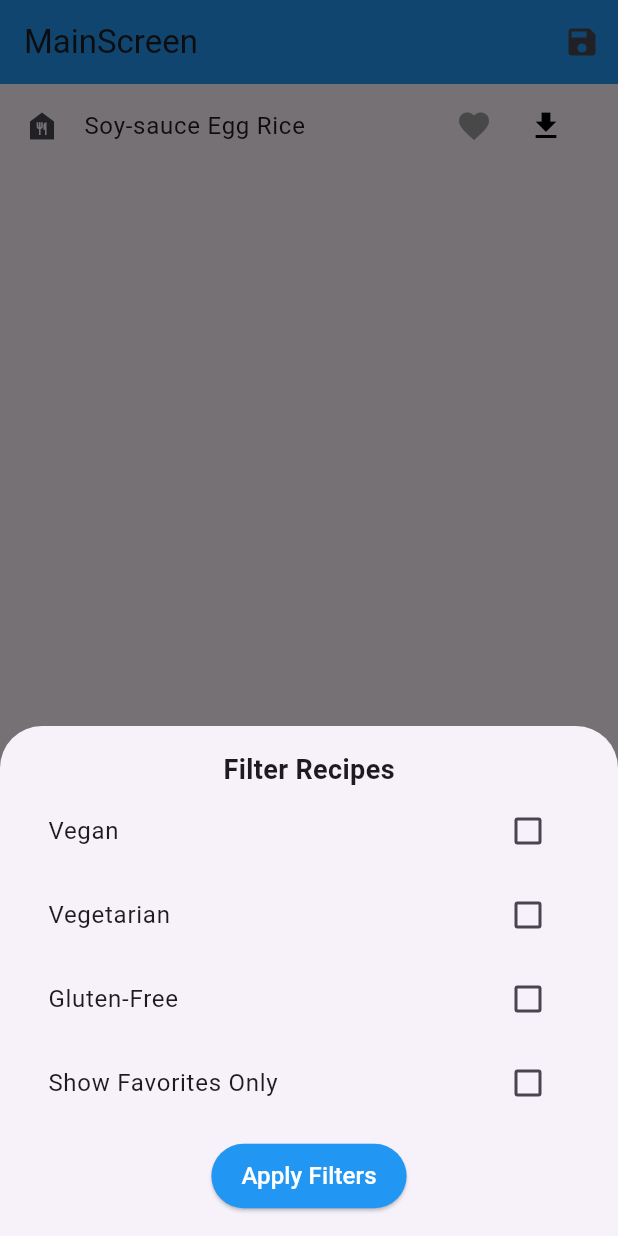
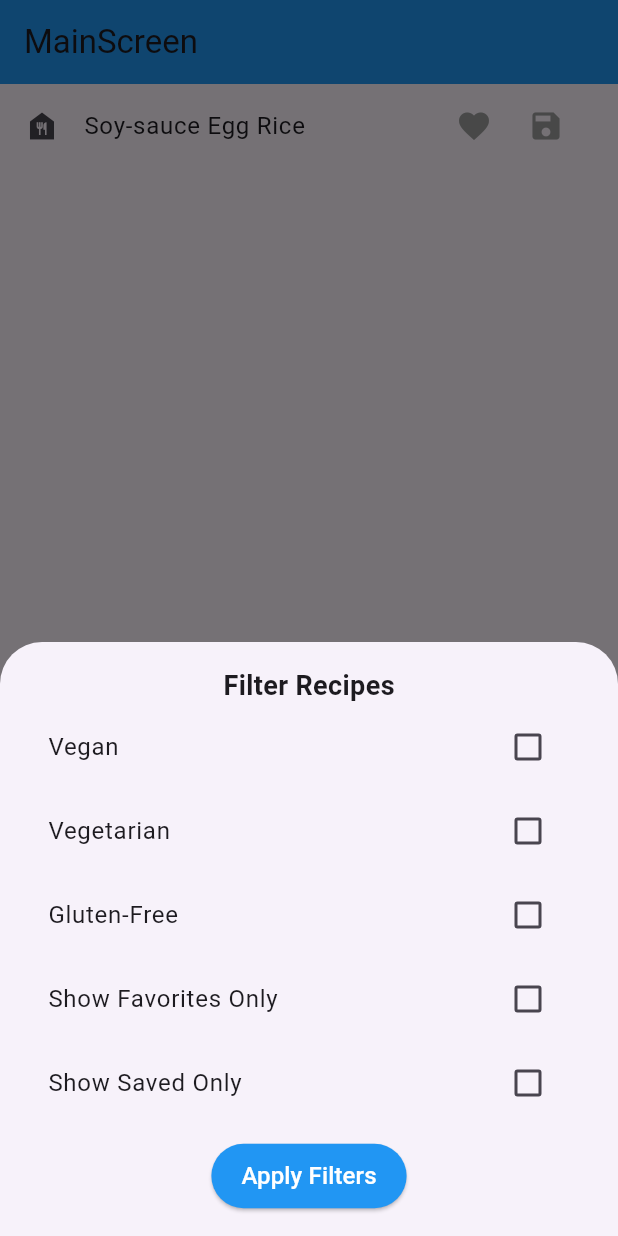
Before and after one commit to SunwooDua/Project1, a Flutter app: the screen it shows after launch, after a tap on "Filter Recipes", on a phone screen of 412 x 824 dp. Run offline on Flutter 3.47's test engine with Material 3 defaults, Android fonts, the phone set to English and light mode, and no system bars; our stand-ins replace sqflite, sqflite_common_ffi; accounts and stored records are empty.

Commit message:
added saved option for filter

```diff
--- a/lib/database_helper.dart
+++ b/lib/database_helper.dart
@@ -31,13 +31,14 @@ class DatabaseHelper {
     final database = await openDatabase(
       // actual function and logic for database
       databasePath,
+      version: 1,
       onCreate: (db, version) {
         db.execute('''
         CREATE TABLE $table (
           $columnId INTEGER PRIMARY KEY,
           $columnName TEXT NOT NULL,
           $columnIngredients TEXT,
-          $columnInstructions TEXT,
+          $columnInstructions TEXT
         )
         ''');
       },
--- a/lib/main.dart
+++ b/lib/main.dart
@@ -6,8 +6,11 @@ import 'package:path/path.dart'
     as path; // it kept conflicting withshowModalBottomsheet so added ad path
 import 'package:sqflite/sqflite.dart';
 import 'package:path_provider/path_provider.dart';
+import 'package:sqflite_common_ffi/sqflite_ffi.dart'; // for desktop
 
 void main() {
+  sqfliteFfiInit(); // Initialize FFI for desktop platforms
+  databaseFactory = databaseFactoryFfi;
   runApp(const RecipeApp());
 }
 
@@ -33,21 +36,28 @@ class MainScreen extends StatefulWidget {
 
 class _MainScreenState extends State<MainScreen> {
   final DatabaseHelper _databaseHelper = DatabaseHelper.instance;
+  List<Map<String, dynamic>> savedRecipes = []; // Store saved recipe
 
   Set<String> favoriteRecipes = {}; // store favorite recipes by name
 
   List<Map<String, dynamic>> filteredRecipes = recipes;
-  List<Map<String, dynamic>> savedRecipes = []; // store saved recipes
   bool isVegan = false;
   bool isVegetarian = false;
   bool isGlutenFree = false;
   bool showFavoritesOnly = false; // NEW: Filter for favorites
+  bool showSavedOnly = false; // NEW: Filter for saved recipes
 
-  // method to load saved recipe locally
-  void loadRecipe() async {
-    final save = await _databaseHelper.getSavedRecipe();
+  // upon initiazation, load saved recipe
+  void initState() {
+    super.initState();
+    loadSavedRecipe();
+  }
+
+  // function to load recipe and convert into list to be fit in UI
+  Future<void> loadSavedRecipe() async {
+    List<Map<String, dynamic>> saved = await _databaseHelper.getSavedRecipe();
     setState(() {
-      savedRecipes = save;
+      savedRecipes = saved;
     });
   }
 
@@ -61,6 +71,8 @@ class _MainScreenState extends State<MainScreen> {
             if (isGlutenFree && recipe['glutenFree'] != true) return false;
             if (showFavoritesOnly && !favoriteRecipes.contains(recipe['name']))
               return false; // NEW: Filter favorites
+            if (showSavedOnly && !savedRecipes.contains(recipe['name']))
+              return false; // NEW: Filter saved
             return true;
           }).toList();
     });
@@ -121,6 +133,13 @@ class _MainScreenState extends State<MainScreen> {
                       setSheetState(() => showFavoritesOnly = value!);
                     },
                   ),
+                  CheckboxListTile(
+                    title: Text("Show Saved Only"), // NEW: Saved filter
+                    value: showSavedOnly,
+                    onChanged: (value) {
+                      setSheetState(() => showSavedOnly = value!);
+                    },
+                  ),
                   SizedBox(height: 10),
                   ElevatedButton(
                     style: ElevatedButton.styleFrom(
@@ -151,11 +170,7 @@ class _MainScreenState extends State<MainScreen> {
   @override
   Widget build(BuildContext context) {
     return Scaffold(
-      appBar: AppBar(
-        title: Text("MainScreen"),
-        backgroundColor: Colors.blue,
-        actions: [IconButton(onPressed: loadRecipe, icon: Icon(Icons.save))],
-      ),
+      appBar: AppBar(title: Text("MainScreen"), backgroundColor: Colors.blue),
       body: ListView.builder(
         itemCount: filteredRecipes.length,
         itemBuilder: (context, index) {
@@ -194,7 +209,18 @@ class _MainScreenState extends State<MainScreen> {
                     Map<String, dynamic> recipeToSave = filteredRecipes[index];
                     await _databaseHelper.saveRecipe(recipeToSave);
                   },
-                  icon: Icon(Icons.download, color: Colors.black),
+                  icon: Icon(
+                    Icons.save,
+                    color:
+                        savedRecipes.any(
+                              (recipe) =>
+                                  recipe['name'] ==
+                                  filteredRecipes[index]['name'],
+                            )
+                            ? Colors
+                                .green // if saved
+                            : Colors.grey, // if not saved
+                  ),
                 ),
               ],
             ),
--- a/pubspec.yaml
+++ b/pubspec.yaml
@@ -37,6 +37,7 @@ dependencies:
   # The following adds the Cupertino Icons font to your application.
   # Use with the CupertinoIcons class for iOS style icons.
   cupertino_icons: ^1.0.8
+  sqflite_common_ffi: ^2.3.5
 
 dev_dependencies:
   flutter_test:
```
Also changed, not shown: pubspec.lock.
